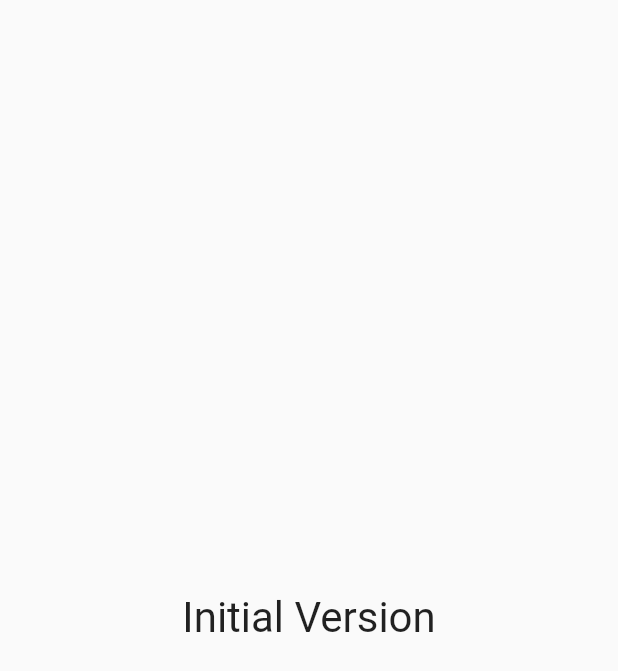
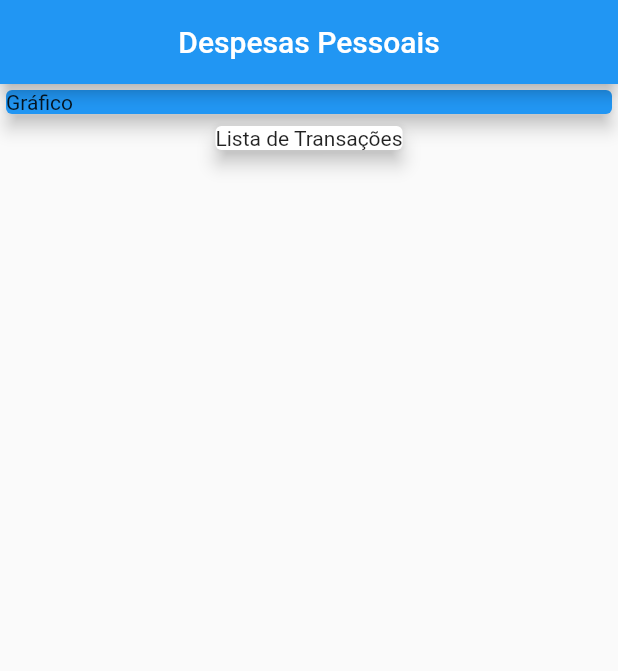
Before and after one commit to DavidCarrilho/app_expenses, a Flutter app: the screen it shows after launch, on a phone screen of 412 x 824 dp. Shown: the top 671 px of the screen. Run offline on Flutter 3.47's test engine with Material 2 defaults, Android fonts, the phone set to English and light mode, and no system bars.

Commit message:
feat: starting home page

```diff
--- a/lib/app/appwidget.dart
+++ b/lib/app/appwidget.dart
@@ -9,11 +9,25 @@ class AppWidget extends StatelessWidget {
         primarySwatch: Colors.blue,
       ),
       home: Scaffold(
-        body: Center(
-          child: Text(
-            'Initial Version',
-            style: TextStyle(fontSize: 28.0),
-          ),
+        appBar: AppBar(
+          title: Text('Despesas Pessoais'),
+          centerTitle: true,
+        ),
+        body: Column(
+          children: <Widget>[
+            Container(
+              width: double.infinity,
+              child: Card(
+                child: Text('Gráfico'),
+                elevation: 5.0,
+                color: Colors.blue,
+              ),
+            ),
+            Card(
+              child: Text('Lista de Transações'),
+              elevation: 5.0,
+            )
+          ],
         ),
       ),
     );
```
